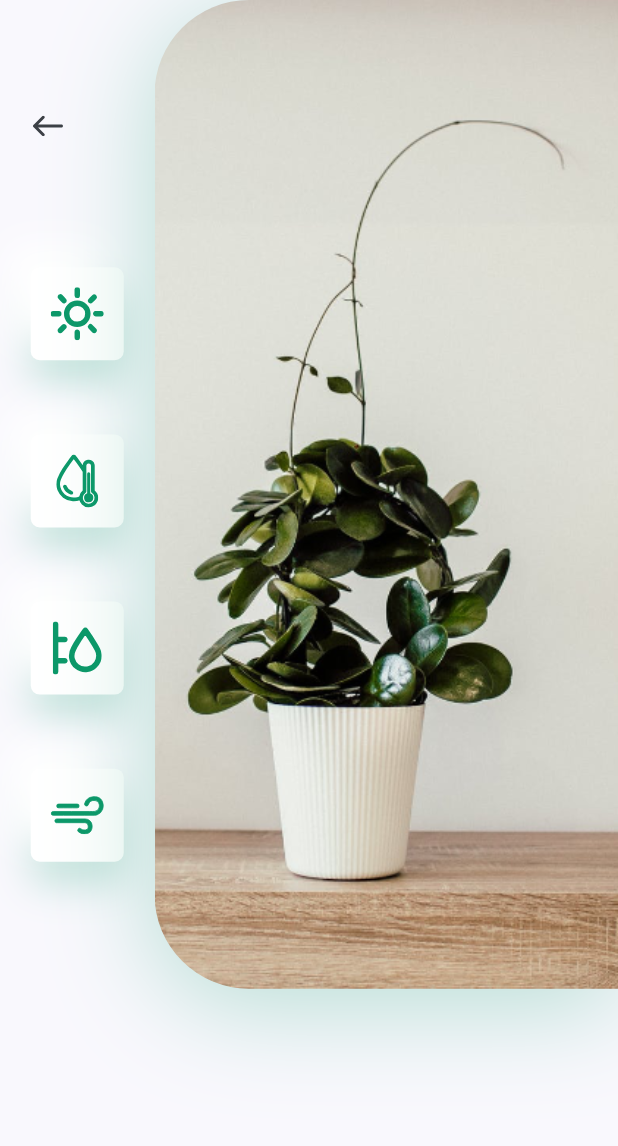
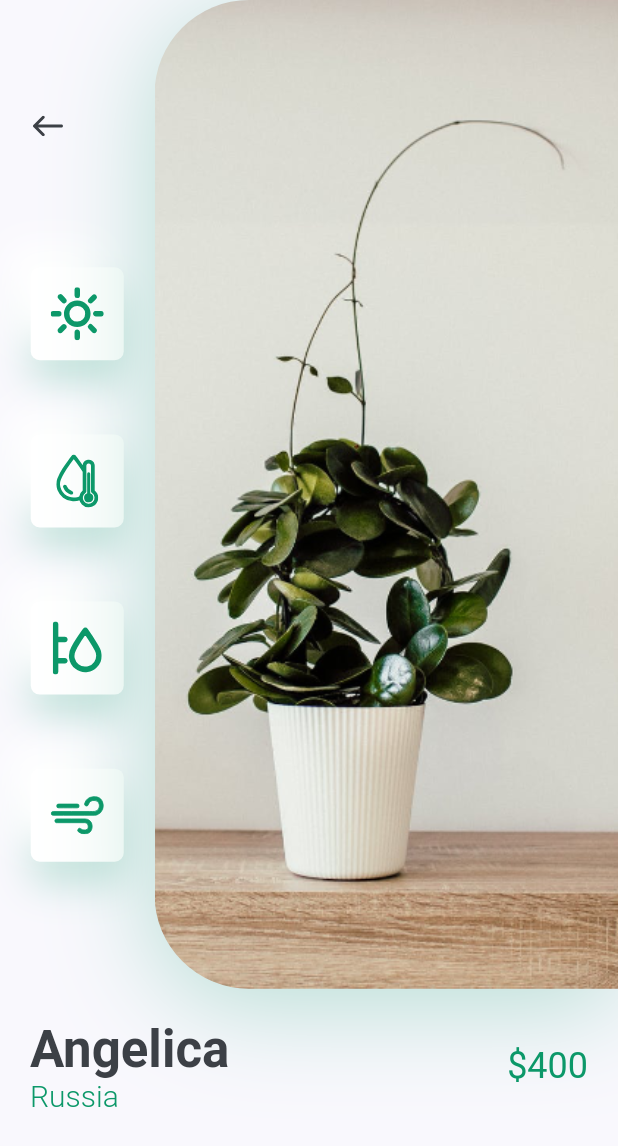
Before and after one commit to meisabikumar/flutter_plant_app, a Flutter app: the DetailsScreen screen opened directly, on a phone screen of 412 x 824 dp. Shown: the top 1146 px of the screen. Run offline on Flutter 3.47's test engine with Material 2 defaults, Android fonts, the phone set to English and light mode, and no system bars; our stand-ins replace flutter_svg.

Commit message:
tile and price

```diff
--- a/lib/screens/details/components/body.dart
+++ b/lib/screens/details/components/body.dart
@@ -2,6 +2,7 @@ import 'package:flutter/material.dart';
 import 'package:flutter_svg/flutter_svg.dart';
 import 'package:plant_app/constans.dart';
 import 'package:plant_app/screens/details/components/icon_card.dart';
+import 'package:plant_app/screens/details/components/image_and_icons.dart';
 
 class DetailBody extends StatelessWidget {
   const DetailBody({Key? key}) : super(key: key);
@@ -9,68 +10,68 @@ class DetailBody extends StatelessWidget {
   @override
   Widget build(BuildContext context) {
     Size size = MediaQuery.of(context).size;
-    return Column(
+    return SingleChildScrollView(
+      child: Column(
         children: [
-        SizedBox(
-          height: size.height * 0.8,
+          ImageAndIcons(size: size),
+          TitleAndPrice(
+            country: 'Russia',
+            price: 400,
+            title: 'Angelica',
+          ),
+        ],
+      ),
+    );
+  }
+}
+
+class TitleAndPrice extends StatelessWidget {
+  const TitleAndPrice({
+    Key? key,
+    required this.title,
+    required this.country,
+    required this.price,
+  }) : super(key: key);
+
+  final String title, country;
+  final int price;
+
+  @override
+  Widget build(BuildContext context) {
+    return Padding(
+      padding: const EdgeInsets.symmetric(horizontal: kDefaultPadding),
       child: Row(
         children: [
-              // left icons container
-              Expanded(
-                child: Padding(
-                  padding: const EdgeInsets.symmetric(
-                    vertical: kDefaultPadding * 3,
+          RichText(
+            text: TextSpan(
+              children: [
+                TextSpan(
+                  text: "$title\n",
+                  style: Theme.of(context)
+                      .textTheme
+                      .headline4!
+                      .copyWith(color: kTextColor, fontWeight: FontWeight.bold),
                 ),
-                  child: Column(
-                    children: [
-                      Align(
-                        alignment: Alignment.topLeft,
-                        child: IconButton(
-                          padding: const EdgeInsets.symmetric(
-                            horizontal: kDefaultPadding,
+                TextSpan(
+                  text: country,
+                  style: const TextStyle(
+                    fontSize: 20,
+                    color: kPrimaryColor,
+                    fontWeight: FontWeight.w300,
                   ),
-                          icon: SvgPicture.asset("assets/icons/back_arrow.svg"),
-                          onPressed: () {
-                            Navigator.pop(context);
-                          },
+                ),
+              ],
             ),
           ),
           const Spacer(),
-                      const IconCard(icon: "assets/icons/sun.svg"),
-                      const IconCard(icon: "assets/icons/icon_2.svg"),
-                      const IconCard(icon: "assets/icons/icon_3.svg"),
-                      const IconCard(icon: "assets/icons/icon_4.svg"),
+          Text(
+            "\$$price",
+            style: Theme.of(context).textTheme.headline5!.copyWith(
+                  color: kPrimaryColor,
+                ),
+          ),
         ],
       ),
-                ),
-              ),
-              // right image
-              Container(
-                height: size.height * 0.8,
-                width: size.width * 0.75,
-                decoration: BoxDecoration(
-                  borderRadius: const BorderRadius.only(
-                    topLeft: Radius.circular(63),
-                    bottomLeft: Radius.circular(63),
-                  ),
-                  boxShadow: [
-                    BoxShadow(
-                      offset: const Offset(0, 10),
-                      blurRadius: 60,
-                      color: kPrimaryColor.withOpacity(0.29),
-                    )
-                  ],
-                  image: const DecorationImage(
-                    alignment: Alignment.centerLeft,
-                    fit: BoxFit.cover,
-                    image: AssetImage("assets/images/img.png"),
-                  ),
-                ),
-              )
-            ],
-          ),
-        )
-      ],
     );
   }
 }
--- /dev/null
+++ b/lib/screens/details/components/image_and_icons.dart
@@ -0,0 +1,80 @@
+import 'package:flutter/material.dart';
+import 'package:flutter_svg/flutter_svg.dart';
+import 'package:plant_app/screens/details/components/icon_card.dart';
+
+import '../../../constans.dart';
+
+class ImageAndIcons extends StatelessWidget {
+  const ImageAndIcons({
+    Key? key,
+    required this.size,
+  }) : super(key: key);
+
+  final Size size;
+
+  @override
+  Widget build(BuildContext context) {
+    return Padding(
+      padding: const EdgeInsets.only(bottom: kDefaultPadding),
+      child: SizedBox(
+        height: size.height * 0.8,
+        child: Row(
+          children: [
+            // left icons container
+            Expanded(
+              child: Padding(
+                padding: const EdgeInsets.symmetric(
+                  vertical: kDefaultPadding * 3,
+                ),
+                child: Column(
+                  children: [
+                    Align(
+                      alignment: Alignment.topLeft,
+                      child: IconButton(
+                        padding: const EdgeInsets.symmetric(
+                          horizontal: kDefaultPadding,
+                        ),
+                        icon: SvgPicture.asset("assets/icons/back_arrow.svg"),
+                        onPressed: () {
+                          Navigator.pop(context);
+                        },
+                      ),
+                    ),
+                    const Spacer(),
+                    const IconCard(icon: "assets/icons/sun.svg"),
+                    const IconCard(icon: "assets/icons/icon_2.svg"),
+                    const IconCard(icon: "assets/icons/icon_3.svg"),
+                    const IconCard(icon: "assets/icons/icon_4.svg"),
+                  ],
+                ),
+              ),
+            ),
+            // right image
+            Container(
+              height: size.height * 0.8,
+              width: size.width * 0.75,
+              decoration: BoxDecoration(
+                borderRadius: const BorderRadius.only(
+                  topLeft: Radius.circular(63),
+                  bottomLeft: Radius.circular(63),
+                ),
+                boxShadow: [
+                  BoxShadow(
+                    offset: const Offset(0, 10),
+                    blurRadius: 60,
+                    color: kPrimaryColor.withOpacity(0.29),
+                  )
+                ],
+                image: const DecorationImage(
+                  alignment: Alignment.centerLeft,
+                  fit: BoxFit.cover,
+                  image: AssetImage("assets/images/img.png"),
+                ),
+              ),
+            )
+          ],
+        ),
+      ),
+    );
+  }
+}
```
Lines whose indentation alone changed are shown as unchanged.
